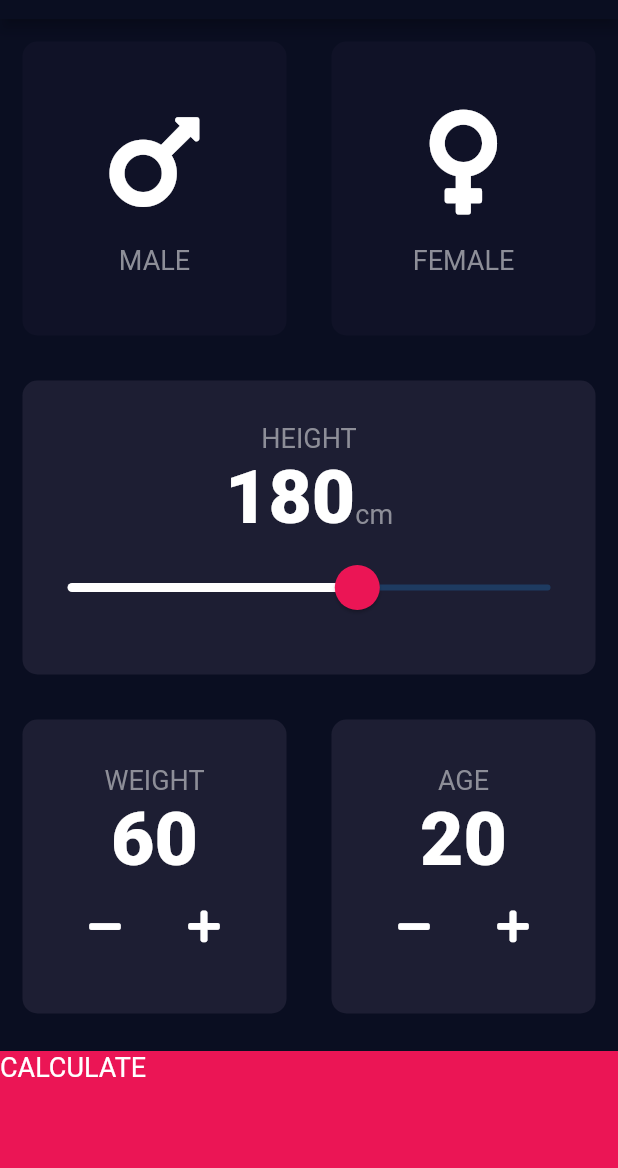
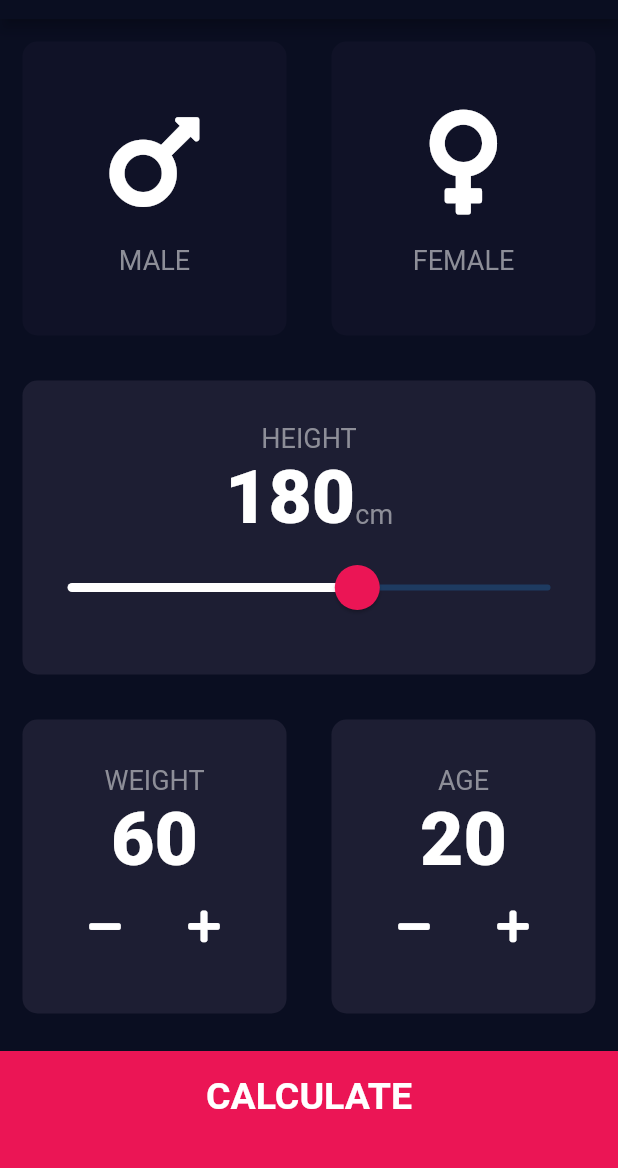
Before and after one commit to eoanodea/flutter-bmi-calculator, a Flutter app: the screen it shows after launch, on a phone screen of 412 x 824 dp, the part 65-1233 px from its top. Run offline on Flutter 3.47's test engine with Material 2 defaults, Android fonts, the phone set to English and light mode, and no system bars; our stand-ins replace font_awesome_flutter.

Commit message:
Styled Calculate button on input page

```diff
--- a/lib/constants.dart
+++ b/lib/constants.dart
@@ -16,3 +16,6 @@ const kNumberTextStyle = TextStyle(
   fontSize: 50.0,
   fontWeight: FontWeight.w900,
 );
+
+const kLargeButtonTextStyle =
+    TextStyle(fontSize: 25.0, fontWeight: FontWeight.bold);
--- a/lib/input_page.dart
+++ b/lib/input_page.dart
@@ -222,9 +222,12 @@ class _InputPageState extends State<InputPage> {
               margin: EdgeInsets.only(top: 10.0),
               width: double.infinity,
               height: kBottomContainerHeight,
-              child: Text(
-                "CALCULATE",
-                style: kLabelTextStyle.copyWith(color: Colors.white),
+              padding: EdgeInsets.only(bottom: 20.0),
+              child: Center(
+                child: Text(
+                  "CALCULATE",
+                  style: kLargeButtonTextStyle,
+                ),
               ),
             ),
           )
```
